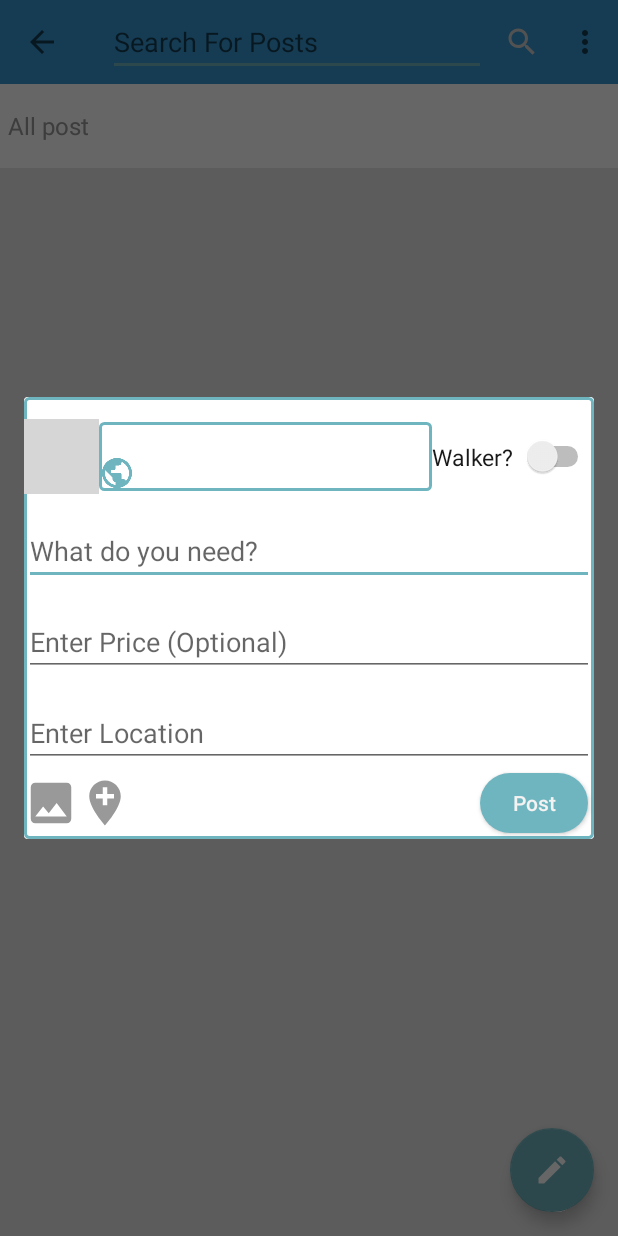
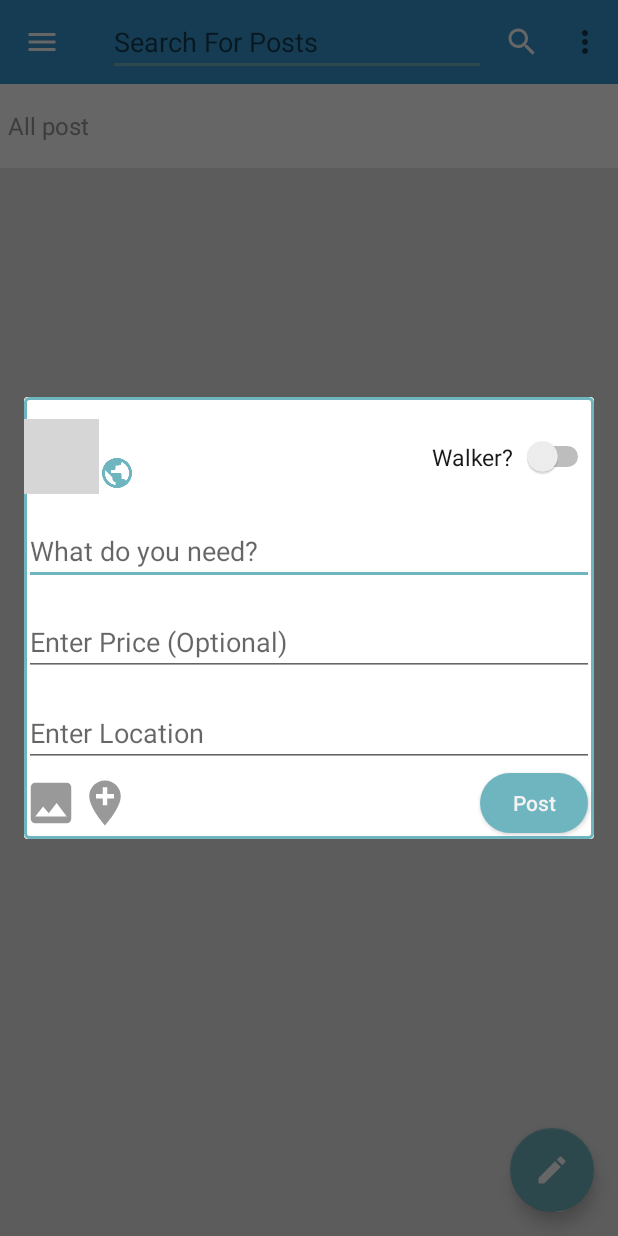
Before and after one commit to Theeddiem/DoggieWalker, an Android app: the fragment AddPostDialogFragment placed in its activity, on a phone screen of 412 x 824 dp. Run offline under Robolectric (Android 15) with nearby library versions, the phone set to English and light mode, and no system bars; our stand-ins replace CircleImageView, Firebase (no records; nobody signed in at launch, a user with empty details on screens opened directly), Picasso; grey boxes are pictures that could not be loaded.

Commit message:
style and fixes bugs

```diff
--- a/app/src/main/java/com/game/eddieandmichael/fragments/MainScreen.java
+++ b/app/src/main/java/com/game/eddieandmichael/fragments/MainScreen.java
@@ -12,6 +12,7 @@
 import android.support.v4.app.Fragment;
 import android.support.v4.app.FragmentTransaction;
 import android.support.v4.content.LocalBroadcastManager;
+import android.support.v7.app.ActionBar;
 import android.support.v7.app.AppCompatActivity;
 import android.support.v7.widget.LinearLayoutManager;
 import android.support.v7.widget.RecyclerView;
@@ -85,6 +86,10 @@
 
         ((AppCompatActivity)getActivity()).setSupportActionBar(toolbar);
         ((AppCompatActivity)getActivity()).getSupportActionBar().setDisplayHomeAsUpEnabled(true);
+         ActionBar actionBar= ((AppCompatActivity)getActivity()).getSupportActionBar();
+        actionBar.setDisplayHomeAsUpEnabled(true);
+        actionBar.setHomeAsUpIndicator(R.drawable.ic_menu_black_24dp);
+
         if (Build.VERSION.SDK_INT >= Build.VERSION_CODES.M) {
             toolbar.setBackgroundColor(getActivity().getColor(R.color.colorPrimaryDark));
         }
--- a/app/src/main/res/drawable/ic_search_24dp.xml
+++ b/app/src/main/res/drawable/ic_search_24dp.xml
@@ -1,5 +1,5 @@
-<vector android:height="24dp" android:tint="#CECECE"
+<vector android:height="24dp" android:tint="#ffffff"
     android:viewportHeight="24.0" android:viewportWidth="24.0"
     android:width="24dp" xmlns:android="http://schemas.android.com/apk/res/android">
-    <path android:fillColor="#FF000000" android:pathData="M15.5,14h-0.79l-0.28,-0.27C15.41,12.59 16,11.11 16,9.5 16,5.91 13.09,3 9.5,3S3,5.91 3,9.5 5.91,16 9.5,16c1.61,0 3.09,-0.59 4.23,-1.57l0.27,0.28v0.79l5,4.99L20.49,19l-4.99,-5zM9.5,14C7.01,14 5,11.99 5,9.5S7.01,5 9.5,5 14,7.01 14,9.5 11.99,14 9.5,14z"/>
+    <path android:fillColor="#ffffff" android:pathData="M15.5,14h-0.79l-0.28,-0.27C15.41,12.59 16,11.11 16,9.5 16,5.91 13.09,3 9.5,3S3,5.91 3,9.5 5.91,16 9.5,16c1.61,0 3.09,-0.59 4.23,-1.57l0.27,0.28v0.79l5,4.99L20.49,19l-4.99,-5zM9.5,14C7.01,14 5,11.99 5,9.5S7.01,5 9.5,5 14,7.01 14,9.5 11.99,14 9.5,14z"/>
 </vector>
--- a/app/src/main/res/layout/dialog_add_post.xml
+++ b/app/src/main/res/layout/dialog_add_post.xml
@@ -34,7 +34,6 @@
                 android:layout_width="0dp"
                 android:layout_height="wrap_content"
                 android:layout_weight="1"
-                android:background="@drawable/rectangleshape"
                 android:orientation="vertical">
 
                 <TextView
--- a/app/src/main/res/menu/drawer_menu.xml
+++ b/app/src/main/res/menu/drawer_menu.xml
@@ -1,6 +1,5 @@
 <?xml version="1.0" encoding="utf-8"?>
 <menu xmlns:android="http://schemas.android.com/apk/res/android">
-
 
     <group android:checkableBehavior="single">
         <item android:title="Options">
```
Also changed, not shown: app/src/main/res/layout/header_layout.xml (+24 -15 lines).
